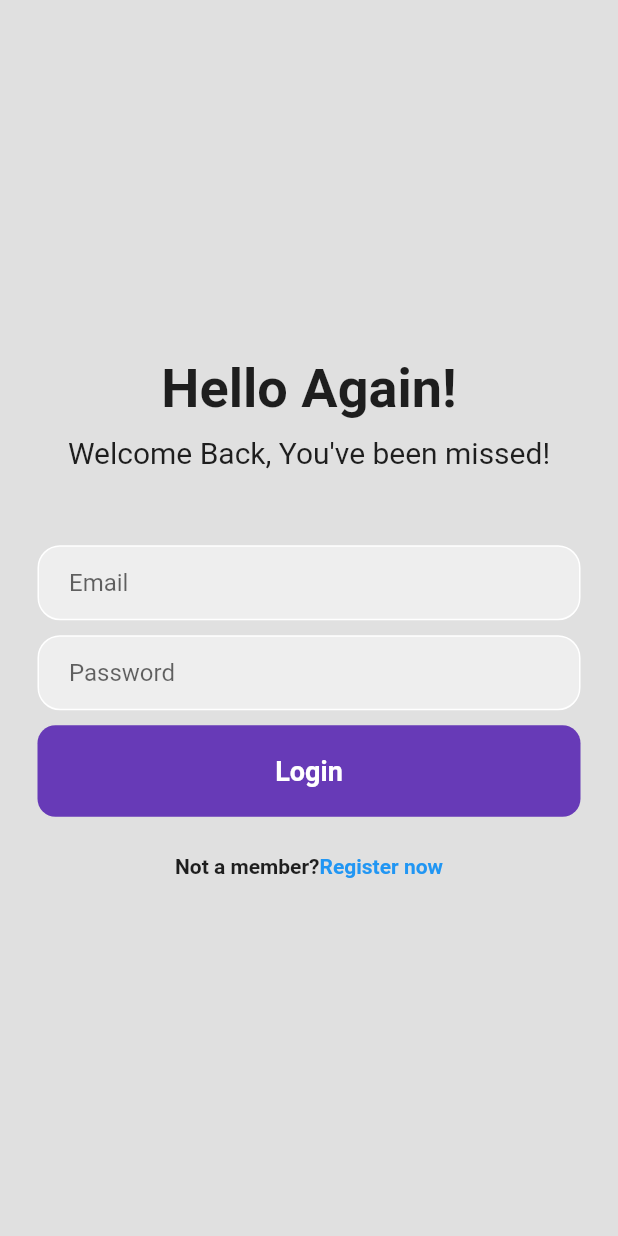
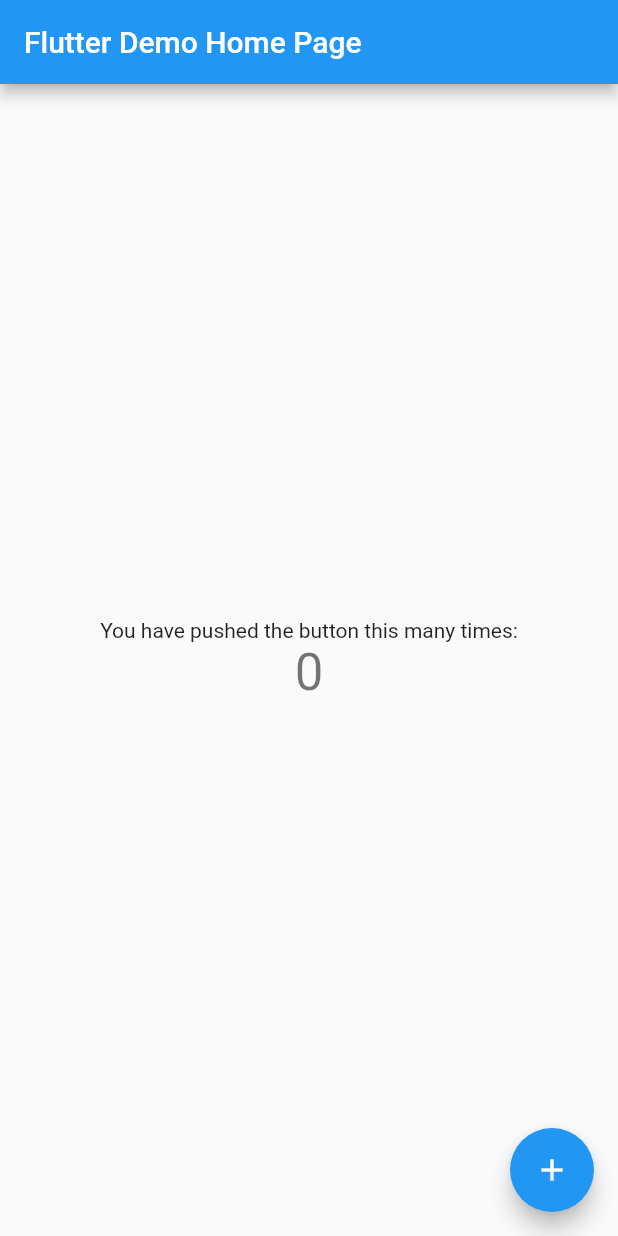
Before and after one commit to IlyasHere/StudyGetx, a Flutter app: the screen it shows after launch, on a phone screen of 412 x 824 dp. Run offline on Flutter 3.47's test engine with Material 2 defaults, Android fonts, the phone set to English and light mode, and no system bars; our stand-ins replace cloud_firestore, firebase_auth, firebase_core, firebase_messaging, get, google_fonts; accounts and stored records are empty.

Commit message:
feat-[IS]push notip

```diff
--- a/lib/auth/main_page.dart
+++ b/lib/auth/main_page.dart
@@ -19,7 +19,7 @@ class _MainPageState extends State<MainPage> {
         stream: FirebaseAuth.instance.authStateChanges(),
         builder: (context, snapshot){
           if(snapshot.hasData){
-            return CatalogScreen(showRegisterPage: null,);
+            return CatalogScreen();
           }else{
             return AuthPage();
           }
--- a/lib/main.dart
+++ b/lib/main.dart
@@ -1,34 +1,116 @@
+import 'dart:developer';
+
+import 'package:firebase_core/firebase_core.dart';
+import 'package:firebase_messaging/firebase_messaging.dart';
 import 'package:flutter/material.dart';
-import 'package:flutter_getx/auth/login_page.dart';
-import 'package:flutter_getx/auth/main_page.dart';
-import 'package:flutter_getx/screens/cart_screen.dart';
-import 'package:get/get.dart';
-import 'package:firebase_core/firebase_core.dart';
-import 'screens/catalog_screen.dart';
 
+Future<void> _firebaseMessagingBackgroundHandler(message) async {
+  await Firebase.initializeApp();
+  print('Handling a background message ${message.messageId}');
+}
 
-void main() async {
+Future<void> main() async {
   WidgetsFlutterBinding.ensureInitialized();
   await Firebase.initializeApp();
-  // await Firebase.initializeApp(
-  //   options: DefaultFirebaseOptions.currentPlatform,
-  // );
+  FirebaseMessaging messaging = FirebaseMessaging.instance;
+
+  NotificationSettings settings = await messaging.requestPermission(
+    alert: true,
+    announcement: false,
+    badge: true,
+    carPlay: false,
+    criticalAlert: false,
+    provisional: false,
+    sound: true,
+  );
+
+  if (settings.authorizationStatus == AuthorizationStatus.authorized) {
+    print('User granted permission');
+  } else if (settings.authorizationStatus == AuthorizationStatus.provisional) {
+    print('User granted provisional permission');
+  } else {
+    print('User declined or has not accepted permission');
+  }
+  FirebaseMessaging.onBackgroundMessage(_firebaseMessagingBackgroundHandler);
   runApp(const MyApp());
 }
 
-class MyApp extends StatelessWidget {
+class MyApp extends StatefulWidget {
   const MyApp({Key? key}) : super(key: key);
 
-  // This widget is the root of your application.
+  @override
+  State<MyApp> createState() => _MyAppState();
+}
+
+class _MyAppState extends State<MyApp> {
   @override
   Widget build(BuildContext context) {
-    return GetMaterialApp(
-      debugShowCheckedModeBanner: false,
+    return MaterialApp(
       title: 'Flutter Demo',
       theme: ThemeData(
         primarySwatch: Colors.blue,
       ),
-      home: MainPage(),
+      home: const MyHomePage(title: 'Flutter Demo Home Page'),
     );
   }
 }
+
+class MyHomePage extends StatefulWidget {
+  const MyHomePage({Key? key, required this.title}) : super(key: key);
+
+  final String title;
+
+  @override
+  State<MyHomePage> createState() => _MyHomePageState();
+}
+
+class _MyHomePageState extends State<MyHomePage> {
+  int _counter = 0;
+
+  @override
+  void initState() {
+    FirebaseMessaging.onMessage.listen(
+      (RemoteMessage message) {
+        debugPrint("onMessage:");
+        log("onMessage: $message");
+        final snackBar =
+            SnackBar(content: Text(message.notification?.title ?? ""));
+        ScaffoldMessenger.of(context).showSnackBar(snackBar);
+      },
+    );
+    super.initState();
+  }
+
+  void _incrementCounter() {
+    setState(() {
+      _counter++;
+    });
+  }
+
+  @override
+  Widget build(BuildContext context) {
+    return Scaffold(
+        appBar: AppBar(
+          title: Text(widget.title),
+        ),
+        body: Center(
+          child: Column(
+            mainAxisAlignment: MainAxisAlignment.center,
+            children: <Widget>[
+              const Text(
+                'You have pushed the button this many times:',
+              ),
+              Text(
+                '$_counter',
+                style: Theme.of(context).textTheme.headline4,
+              ),
+            ],
+          ),
+        ),
+        floatingActionButton: FloatingActionButton(
+          onPressed: _incrementCounter,
+          tooltip: 'Increment',
+          child: const Icon(Icons.add),
+        ));
+  }
+}
--- a/pubspec.yaml
+++ b/pubspec.yaml
@@ -31,6 +31,7 @@ dependencies:
     sdk: flutter
 
 
+
   # The following adds the Cupertino Icons font to your application.
   # Use with the CupertinoIcons class for iOS style icons.
   cupertino_icons: ^1.0.2
@@ -39,6 +40,9 @@ dependencies:
   cloud_firestore:
   google_fonts:
   firebase_auth:
+  firebase_messaging:
+  flutter_local_notifications:
+
 
 dev_dependencies:
   flutter_test:
```
Also changed, not shown: pubspec.lock, 3 other files.
